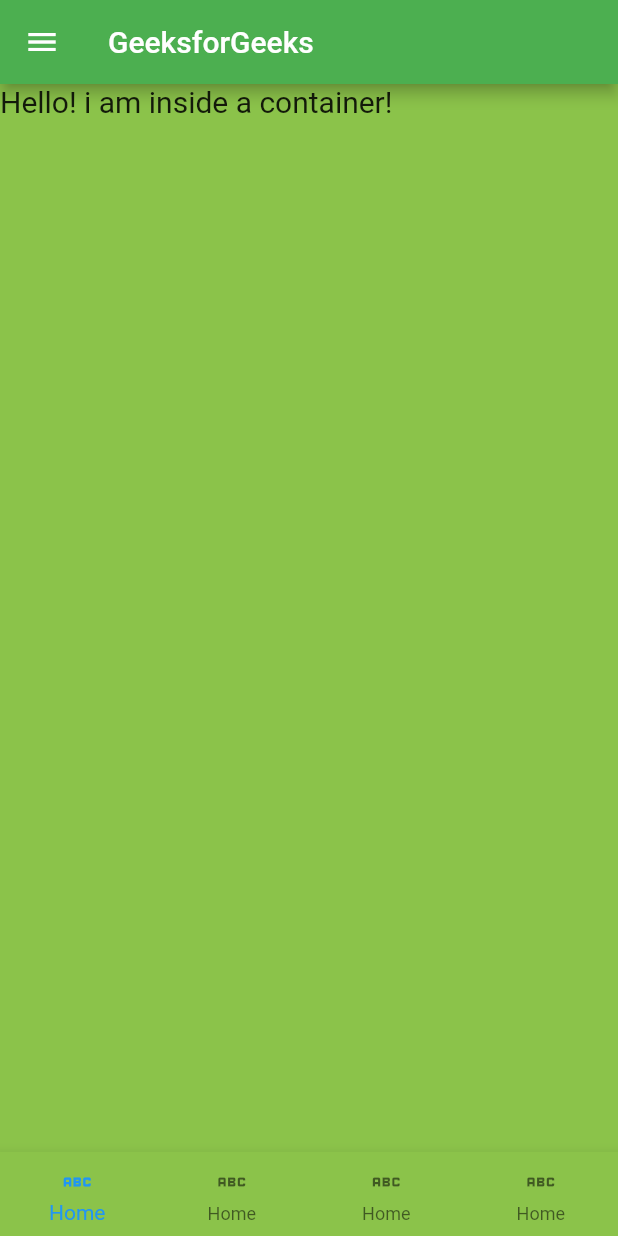
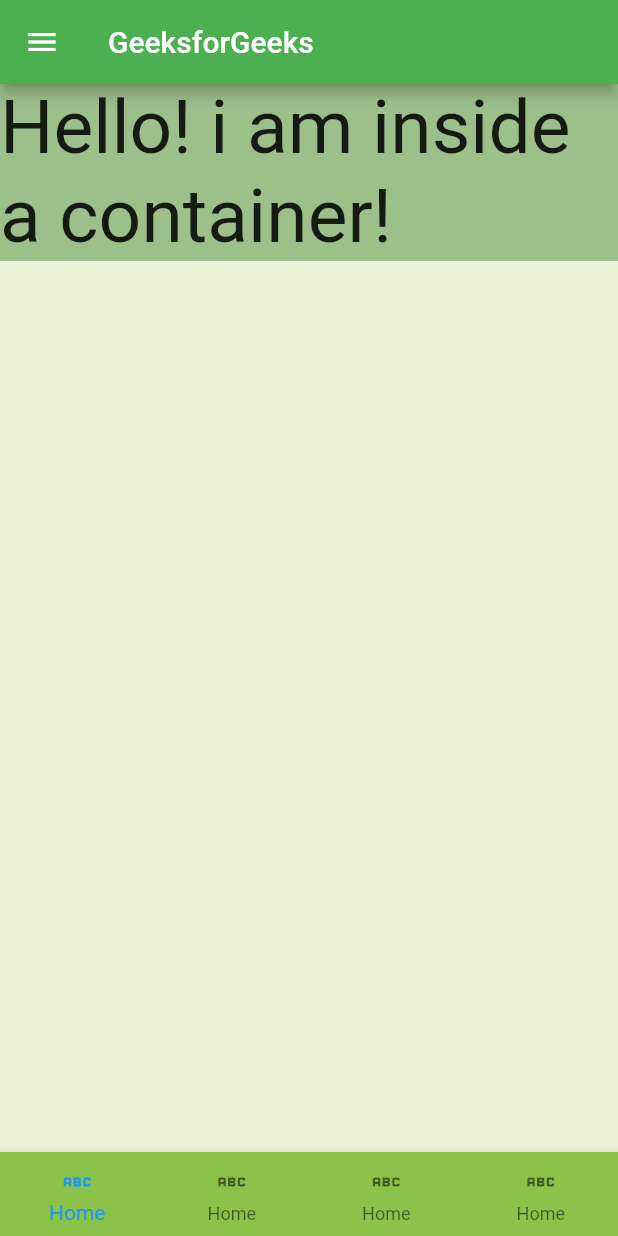
Before and after one commit to chrisokoriedev/firstclass, a Flutter app: the screen it shows after launch, on a phone screen of 412 x 824 dp. Run offline on Flutter 3.47's test engine with Material 2 defaults, Android fonts, the phone set to English and light mode, and no system bars.

Commit message:
add color

```diff
--- a/lib/main.dart
+++ b/lib/main.dart
@@ -1,4 +1,5 @@
 import 'package:flutter/material.dart';
+import 'package:flutter/widgets.dart';
 
 void main() => runApp(const MyApp());
 
@@ -15,6 +16,7 @@ class _MyAppState extends State<MyApp> {
   Widget build(BuildContext context) {
     return MaterialApp(
       home: Scaffold(
+        backgroundColor: Color(0xffEDF1D6),
         drawer: Drawer(
           backgroundColor: Colors.green[200],
           child: ListView(
@@ -28,43 +30,44 @@ class _MyAppState extends State<MyApp> {
               ListTile(
                 hoverColor: Colors.amber,
                 onTap: () {},
-                leading: Icon(Icons.home),
-                title: Text('Home'),
-                trailing: Icon(Icons.arrow_circle_right),
+                leading: const Icon(Icons.home),
+                title: const Text('Home'),
+                trailing: const Icon(Icons.arrow_circle_right),
               ),
               ListTile(
                 hoverColor: Colors.amber,
                 onTap: () {},
-                leading: Icon(Icons.shop),
-                title: Text('shop'),
-                trailing: Icon(Icons.arrow_circle_right),
+                leading: const Icon(Icons.shop),
+                title: const Text('shop'),
+                trailing: const Icon(Icons.arrow_circle_right),
               ),
               ListTile(
                 hoverColor: Colors.amber,
                 onTap: () {},
-                leading: Icon(Icons.shopping_cart_outlined),
-                title: Text('order'),
-                trailing: Icon(Icons.arrow_circle_right),
+                leading: const Icon(Icons.shopping_cart_outlined),
+                title: const Text('order'),
+                trailing: const Icon(Icons.arrow_circle_right),
               ),
               ListTile(
                 hoverColor: Colors.amber,
                 onTap: () {},
-                leading: Icon(Icons.exit_to_app),
-                title: Text('logout'),
-                trailing: Icon(Icons.arrow_circle_right),
+                leading: const Icon(Icons.exit_to_app),
+                title: const Text('logout'),
+                trailing: const Icon(Icons.arrow_circle_right),
               ),
             ],
           ),
         ),
-        backgroundColor: Colors.lightGreen,
+
         appBar: AppBar(
           backgroundColor: Colors.green,
           title: const Text("GeeksforGeeks"),
         ), // AppBar
         body: Container(
-          child: Text(
+          color: Color(0xff9DC08B),
+          child: const Text(
             "Hello! i am inside a container!",
-            style: TextStyle(fontSize: 20),
+            style: TextStyle(fontSize: 50),
           ),
         ),
 
```
